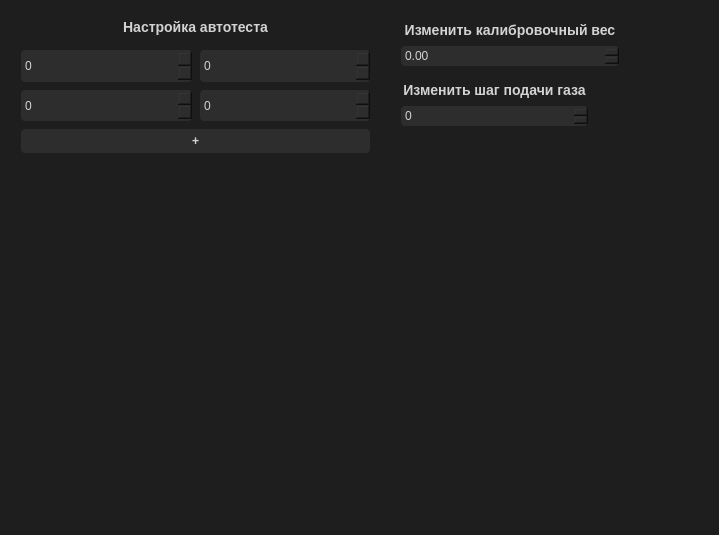
Above: UI/test.ui from PeaceDeath04/TestStandCode before the change. Below: the same form after it.
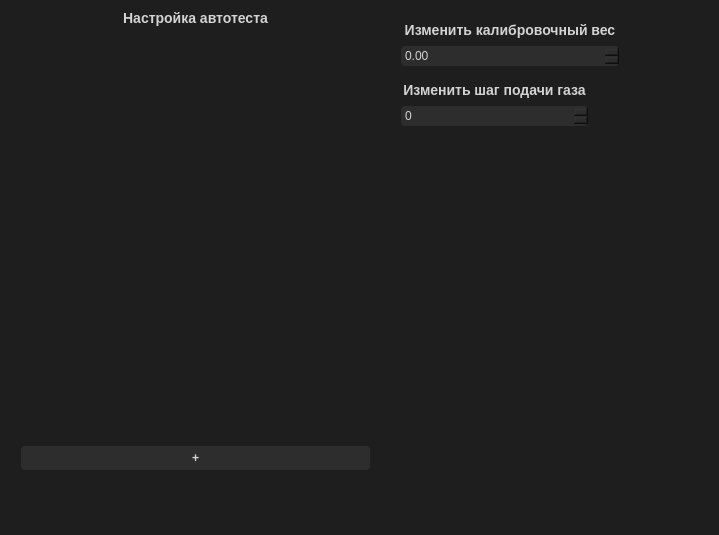
That is the form after the change.

The edit to the form file:
```diff
--- a/UI/test.ui
+++ b/UI/test.ui
@@ -23,57 +23,88 @@
   </property>
   <property name="styleSheet">
    <string notr="true">QWidget {
-        background-color: #1e1e1e;  /* Очень темный фон */
-        color: #d3d3d3;  /* Светло-серый цвет текста */
-        font-family: Arial, sans-serif;
-        font-size: 12px;
-    }
-    QPushButton {
-        background-color: #2d2d2d;  /* Темный фон для кнопок */
-        border: 1px solid #1e1e1e;
-        border-radius: 5px;
-        padding: 5px;
-        font-weight: bold;
-    }
-    QPushButton:hover {
-        background-color: #00b894;  /* Светло-зеленый при наведении */
-        color: #1e1e1e;
-    }
-    QComboBox {
-        border: 1px solid #2d2d2d;
-        border-radius: 5px;
-        padding: 2px;
-        background-color: #2d2d2d;
-    }
-    QTextBrowser {
-        background-color: #2d2d2d;  /* Темный фон для окна вывода */
-        border: 1px solid #1e1e1e;
-        border-radius: 5px;
-        padding: 5px;
-    }
-    QLabel {
-        color: #d3d3d3;  /* Мягкий серый цвет для текста */
-        font-weight: bold;
-        font-size: 14px;
-    }
-    QSpinBox {
-        background-color: #2d2d2d;
-        border: 1px solid #1e1e1e;
-        border-radius: 5px;
-        padding: 2px;
-        color: #d3d3d3;
-    }
-    QDoubleSpinBox{
-        background-color: #2d2d2d;
-        border: 1px solid #1e1e1e;
-        border-radius: 5px;
-        padding: 2px;
-        color: #d3d3d3;
+    background-color: #1e1e1e;  /* Очень темный фон */
+    color: #d3d3d3;  /* Светло-серый цвет текста */
+    font-family: Arial, sans-serif;
+    font-size: 12px;
 }
 
-    QSlider {
-        background-color: #2d2d2d;
-        border-radius: 5px;
+QPushButton {
+    background-color: #2d2d2d;  /* Темный фон для кнопок */
+    border: 1px solid #1e1e1e;
+    border-radius: 5px;
+    padding: 5px;
+    font-weight: bold;
+}
+
+QPushButton:hover {
+    background-color: #00b894;  /* Светло-зеленый при наведении */
+    color: #1e1e1e;
+}
+
+QComboBox {
+    border: 1px solid #2d2d2d;
+    border-radius: 5px;
+    padding: 2px;
+    background-color: #2d2d2d;
+}
+
+QTextBrowser {
+    background-color: #2d2d2d;  /* Темный фон для окна вывода */
+    border: 1px solid #1e1e1e;
+    border-radius: 5px;
+    padding: 5px;
+}
+
+QLabel {
+    color: #d3d3d3;  /* Мягкий серый цвет для текста */
+    font-weight: bold;
+    font-size: 14px;
+}
+
+QSpinBox {
+    background-color: #2d2d2d;
+    border: 1px solid #1e1e1e;
+    border-radius: 5px;
+    padding: 2px;
+    color: #d3d3d3;
+}
+
+QDoubleSpinBox {
+    background-color: #2d2d2d;
+    border: 1px solid #1e1e1e;
+    border-radius: 5px;
+    padding: 2px;
+    color: #d3d3d3;
+}
+
+QSlider {
+    background-color: #2d2d2d;
+    border-radius: 5px;
+}
+
+QScrollArea {
+    border: none;
+}
+
+QScrollBar:vertical {
+    background: rgb(45, 45, 45);
+}
+
+QScrollBar::handle:vertical {
+    background: rgb(0, 184, 148);
+    min-width: 20px;
+}
+
+QScrollBar::add-page:vertical, QScrollBar::sub-page:vertical {
+    background: none;
+}
+
+QScrollBar::add-line:vertical, QScrollBar::sub-line:vertical,
+QScrollBar::add-line:horizontal, QScrollBar::sub-line:horizontal {
+    background: transparent;  /* Убирает стрелки вверх и вниз */
+    width: 0px;  /* Убирает размеры кнопок */
+    height: 0px;  /* Убирает размеры кнопок */
 }</string>
   </property>
   <widget class="QWidget" name="layoutWidget">
@@ -144,12 +175,18 @@
      <x>20</x>
      <y>10</y>
      <width>351</width>
-     <height>144</height>
+     <height>461</height>
     </rect>
    </property>
    <layout class="QVBoxLayout" name="LaySettingsAutoTest">
     <item>
      <widget class="QLabel" name="LabelNumberItteration">
+      <property name="sizePolicy">
+       <sizepolicy hsizetype="Minimum" vsizetype="Fixed">
+        <horstretch>0</horstretch>
+        <verstretch>0</verstretch>
+       </sizepolicy>
+      </property>
       <property name="text">
        <string>Настройка автотеста</string>
       </property>
@@ -159,52 +196,24 @@
      </widget>
     </item>
     <item>
-     <layout class="QHBoxLayout" name="horizontalLayout">
-      <item>
-       <widget class="QSpinBox" name="spinBox_2">
-        <property name="sizePolicy">
-         <sizepolicy hsizetype="Minimum" vsizetype="Minimum">
-          <horstretch>0</horstretch>
-          <verstretch>0</verstretch>
-         </sizepolicy>
-        </property>
-       </widget>
-      </item>
-      <item>
-       <widget class="QSpinBox" name="spinBox">
-        <property name="sizePolicy">
-         <sizepolicy hsizetype="Minimum" vsizetype="Minimum">
-          <horstretch>0</horstretch>
-          <verstretch>0</verstretch>
-         </sizepolicy>
-        </property>
-       </widget>
-      </item>
-     </layout>
-    </item>
-    <item>
-     <layout class="QHBoxLayout" name="horizontalLayout_2">
-      <item>
-       <widget class="QSpinBox" name="spinBox_3">
-        <property name="sizePolicy">
-         <sizepolicy hsizetype="Minimum" vsizetype="Minimum">
-          <horstretch>0</horstretch>
-          <verstretch>0</verstretch>
-         </sizepolicy>
-        </property>
-       </widget>
-      </item>
-      <item>
-       <widget class="QSpinBox" name="spinBox_4">
-        <property name="sizePolicy">
-         <sizepolicy hsizetype="Minimum" vsizetype="Minimum">
-          <horstretch>0</horstretch>
-          <verstretch>0</verstretch>
-         </sizepolicy>
-        </property>
-       </widget>
-      </item>
-     </layout>
+     <widget class="QScrollArea" name="scroll_area">
+      <property name="enabled">
+       <bool>true</bool>
+      </property>
+      <property name="widgetResizable">
+       <bool>true</bool>
+      </property>
+      <widget class="QWidget" name="scrollAreaWidgetContents_2">
+       <property name="geometry">
+        <rect>
+         <x>0</x>
+         <y>0</y>
+         <width>349</width>
+         <height>404</height>
+        </rect>
+       </property>
+      </widget>
+     </widget>
     </item>
     <item>
      <widget class="QPushButton" name="pushButton">
```
